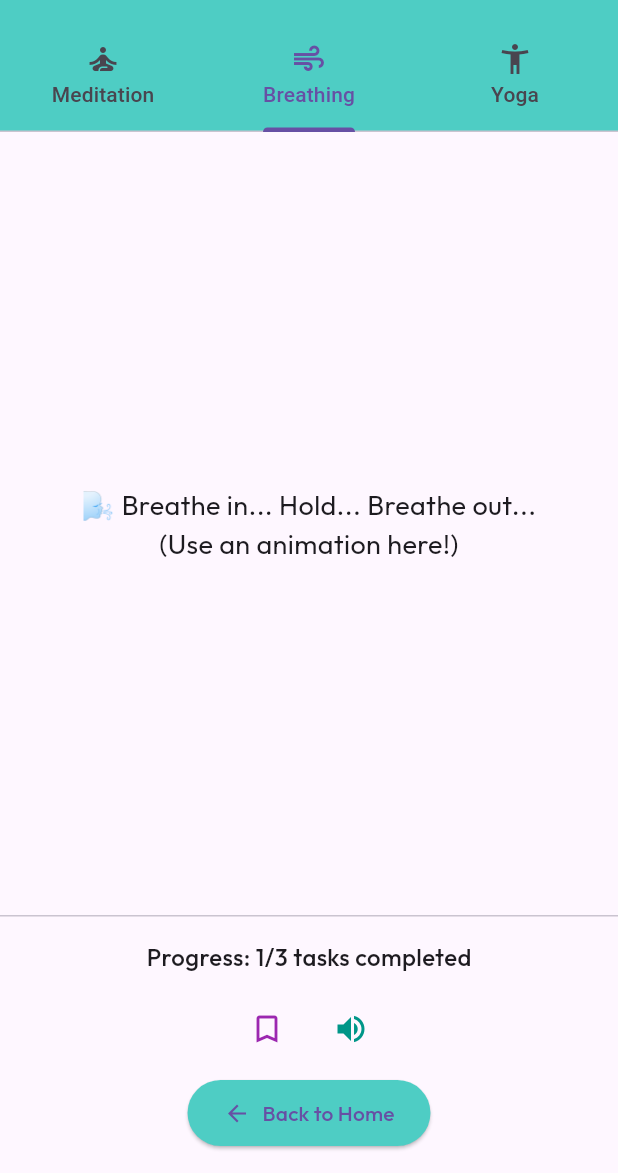
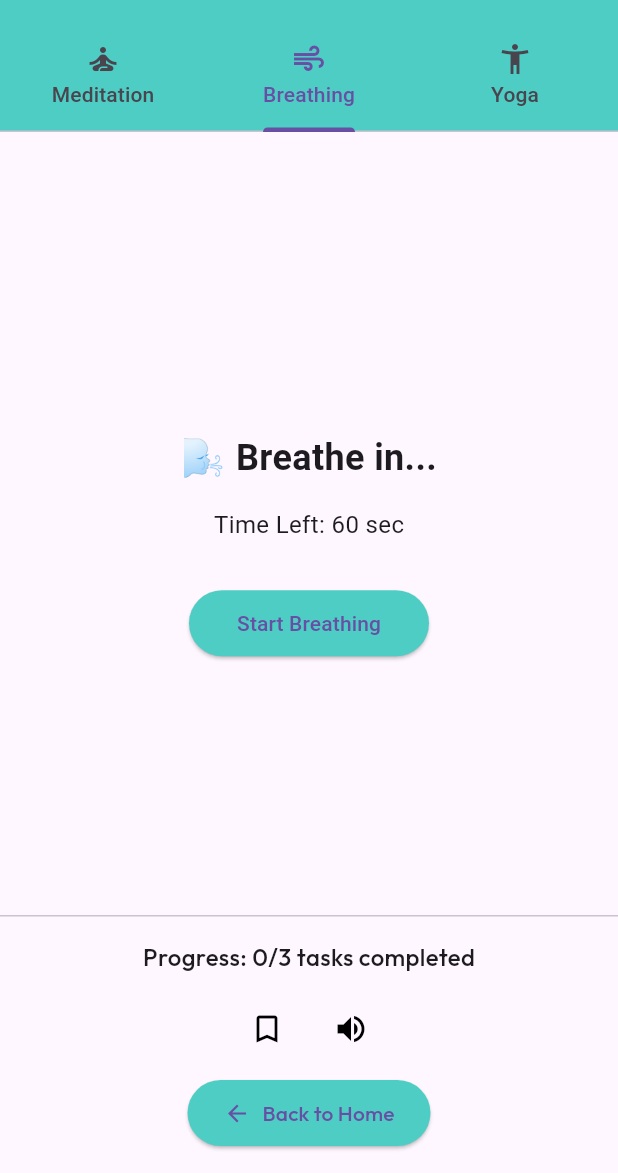
Before and after one commit to ChathraNavoda/Mentro, a Flutter app: the AnxiousScreen screen opened directly, tab 2 chosen, on a phone screen of 412 x 824 dp, the part 63-1236 px from its top. Run offline on Flutter 3.47's test engine with Material 3 defaults, Android fonts, the phone set to English and light mode, and no system bars; our stand-ins replace cloud_firestore, firebase_auth, firebase_core, fl_chart, google_fonts, google_sign_in and 5 more; missing offline and left inert: simple_ripple_animation; accounts and stored records are empty; network calls fail.

Commit message:
breath tab with timer

```diff
--- a/lib/presentation/screens/home/emotions/anxious_screen.dart
+++ b/lib/presentation/screens/home/emotions/anxious_screen.dart
@@ -24,14 +24,6 @@ class _AnxiousScreenState extends State<AnxiousScreen>
   void initState() {
     super.initState();
     _tabController = TabController(length: 3, vsync: this);
-
-    _tabController.addListener(() {
-      if (_tabController.indexIsChanging) return;
-
-      setState(() {
-        _completedTasks.add(_tabController.index);
-      });
-    });
   }
 
   Widget buildMeditationTab() {
@@ -47,12 +39,14 @@ class _AnxiousScreenState extends State<AnxiousScreen>
   }
 
   Widget buildBreathingTab() {
-    return Center(
-      child: Text(
-        "🌬️ Breathe in... Hold... Breathe out...\n(Use an animation here!)",
-        textAlign: TextAlign.center,
-        style: GoogleFonts.outfit(fontSize: 18),
-      ),
+    return BreathingTab(
+      onBreathingComplete: () {
+        if (!_completedTasks.contains(1)) {
+          setState(() {
+            _completedTasks.add(1); // mark breathing as complete
+          });
+        }
+      },
     );
   }
 
@@ -115,7 +109,7 @@ class _AnxiousScreenState extends State<AnxiousScreen>
                     IconButton(
                       icon: Icon(
                         _isBookmarked ? Icons.bookmark : Icons.bookmark_border,
-                        color: Colors.purple,
+                        color: Colors.black,
                       ),
                       onPressed: () {
                         setState(() {
@@ -127,7 +121,7 @@ class _AnxiousScreenState extends State<AnxiousScreen>
                     IconButton(
                       icon: Icon(
                         _isSoundOn ? Icons.volume_up : Icons.volume_off,
-                        color: Colors.teal,
+                        color: Colors.black,
                       ),
                       onPressed: () {
                         setState(() {
@@ -278,3 +272,124 @@ class _MeditationWidgetState extends State<_MeditationWidget> {
     );
   }
 }
+
+//breath
+
+class BreathingTab extends StatefulWidget {
+  final VoidCallback onBreathingComplete;
+
+  const BreathingTab({super.key, required this.onBreathingComplete});
+
+  @override
+  State<BreathingTab> createState() => _BreathingTabState();
+}
+
+class _BreathingTabState extends State<BreathingTab>
+    with SingleTickerProviderStateMixin {
+  late AnimationController _controller;
+  late Timer _timer;
+  int _secondsLeft = 60;
+  int _currentIndex = 0;
+  bool _isPlaying = false;
+  bool _completed = false;
+
+  final List<String> _breathingText = [
+    "🌬️ Breathe in...",
+    "😮‍💨 Hold...",
+    "😌 Breathe out..."
+  ];
+
+  @override
+  void initState() {
+    super.initState();
+    _controller = AnimationController(
+      vsync: this,
+      duration: const Duration(seconds: 4),
+    );
+  }
+
+  void startBreathing() {
+    if (_isPlaying) return;
+
+    setState(() {
+      _isPlaying = true;
+      _completed = false;
+      _secondsLeft = 60;
+      _currentIndex = 0;
+    });
+
+    _controller.repeat(reverse: true);
+
+    _timer = Timer.periodic(const Duration(seconds: 4), (timer) {
+      if (!mounted) return;
+
+      setState(() {
+        _currentIndex = (_currentIndex + 1) % _breathingText.length;
+        _secondsLeft -= 4;
+      });
+
+      if (_secondsLeft <= 0) {
+        timer.cancel();
+        _controller.stop();
+        setState(() {
+          _isPlaying = false;
+          _completed = true;
+        });
+        widget.onBreathingComplete(); // ✅ trigger progress
+      }
+    });
+  }
+
+  @override
+  void dispose() {
+    _timer.cancel();
+    _controller.dispose();
+    super.dispose();
+  }
+
+  @override
+  Widget build(BuildContext context) {
+    return Column(
+      mainAxisAlignment: MainAxisAlignment.center,
+      children: [
+        if (_isPlaying || _completed)
+          ScaleTransition(
+            scale: Tween(begin: 1.0, end: 1.5).animate(CurvedAnimation(
+              parent: _controller,
+              curve: Curves.easeInOut,
+            )),
+            child: Container(
+              width: 120,
+              height: 120,
+              decoration: BoxDecoration(
+                color: Color(0xFF4ECDC4),
+                shape: BoxShape.circle,
+              ),
+            ),
+          ),
+        const SizedBox(height: 30),
+        Text(
+          _completed ? 'Breathing Complete!' : _breathingText[_currentIndex],
+          style: const TextStyle(fontSize: 24, fontWeight: FontWeight.bold),
+        ),
+        const SizedBox(height: 16),
+        Text(
+          'Time Left: $_secondsLeft sec',
+          style: const TextStyle(fontSize: 16),
+        ),
+        const SizedBox(height: 30),
+        ElevatedButton(
+          onPressed: _isPlaying ? null : startBreathing,
+          style: ElevatedButton.styleFrom(
+            backgroundColor: const Color(0xFF4ECDC4),
+            padding: const EdgeInsets.symmetric(horizontal: 32, vertical: 12),
+            shape: RoundedRectangleBorder(
+              borderRadius: BorderRadius.circular(24),
+            ),
+          ),
+          child: Text(_completed ? 'Completed' : 'Start Breathing'),
+        ),
+      ],
+    );
+  }
+}
```
